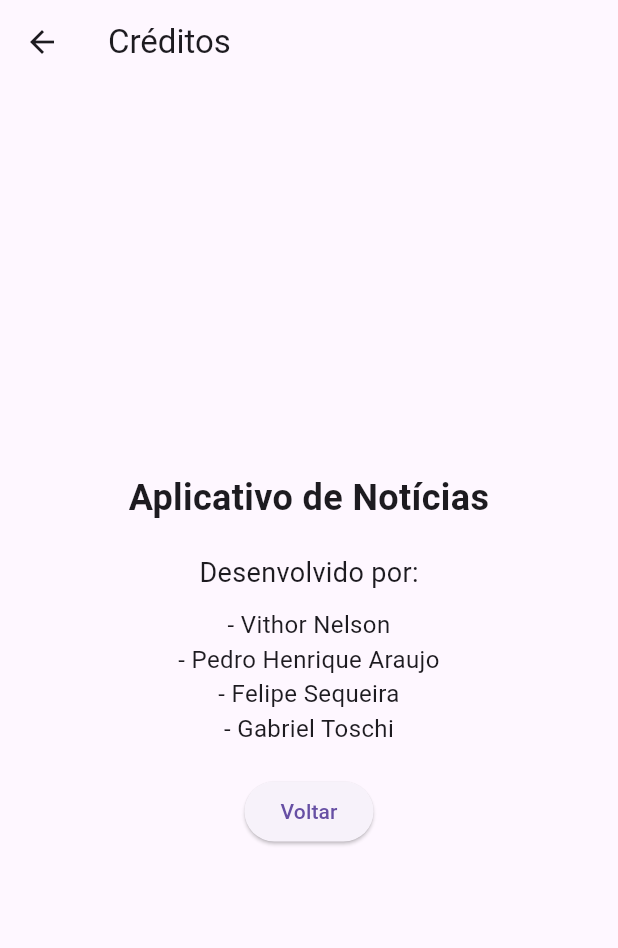
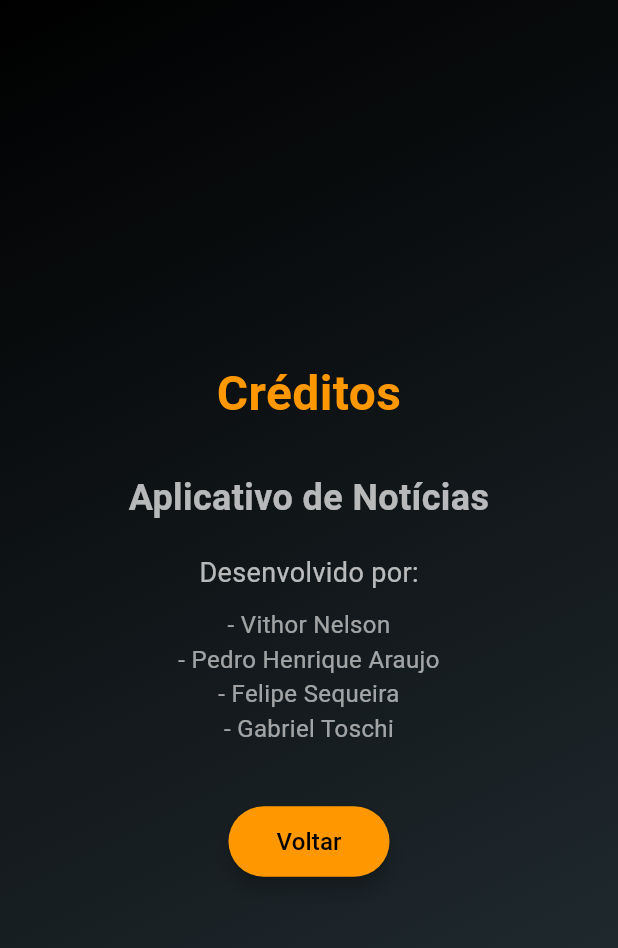
Before and after one commit to VithorNelson/sabernews, a Flutter app: the NewsPage screen opened directly, after a tap on the "info" icon, on a phone screen of 412 x 824 dp. Shown: the top 948 px of the screen. Run offline on Flutter 3.47's test engine with Material 3 defaults, Android fonts, the phone set to English and light mode, and no system bars; our stand-ins replace webview_flutter; network calls fail.

Commit message:
versão 7(botão funcionando)

```diff
--- a/lib/creditos.dart
+++ b/lib/creditos.dart
@@ -6,42 +6,83 @@ class CreditsPage extends StatelessWidget {
   @override
   Widget build(BuildContext context) {
     return Scaffold(
-      appBar: AppBar(
-        title: const Text('Créditos'),
+      body: Container(
+        decoration: BoxDecoration(
+          gradient: LinearGradient(
+            colors: [Colors.black, Colors.blueGrey.shade900], // Fundo em gradiente
+            begin: Alignment.topLeft,
+            end: Alignment.bottomRight,
           ),
-      body: Center(
+        ),
+        child: Center(
           child: Padding(
             padding: const EdgeInsets.all(16.0),
             child: Column(
               mainAxisAlignment: MainAxisAlignment.center,
+              crossAxisAlignment: CrossAxisAlignment.center,
               children: [
+                // Título
+                const Text(
+                  'Créditos',
+                  style: TextStyle(
+                    fontSize: 32,
+                    fontWeight: FontWeight.bold,
+                    color: Colors.orange, // Destaque semelhante à tela inicial
+                  ),
+                  textAlign: TextAlign.center,
+                ),
+                const SizedBox(height: 30),
+                // Nome do app
                 const Text(
                   'Aplicativo de Notícias',
                   style: TextStyle(
                     fontSize: 24,
                     fontWeight: FontWeight.bold,
+                    color: Colors.white70,
                   ),
                   textAlign: TextAlign.center,
                 ),
                 const SizedBox(height: 20),
+                // Texto introdutório
                 const Text(
                   'Desenvolvido por:',
-                style: TextStyle(fontSize: 18),
+                  style: TextStyle(
+                    fontSize: 18,
+                    color: Colors.white70,
+                  ),
                 ),
                 const SizedBox(height: 10),
+                // Lista de desenvolvedores
                 const Text(
                   '- Vithor Nelson\n- Pedro Henrique Araujo\n- Felipe Sequeira\n- Gabriel Toschi',
-                style: TextStyle(fontSize: 16),
+                  style: TextStyle(
+                    fontSize: 16,
+                    color: Colors.white60,
+                  ),
                   textAlign: TextAlign.center,
                 ),
-              const SizedBox(height: 20),
+                const SizedBox(height: 40),
+                // Botão estilizado
                 ElevatedButton(
+                  style: ElevatedButton.styleFrom(
+                    padding: const EdgeInsets.symmetric(horizontal: 32, vertical: 12),
+                    backgroundColor: Colors.orange, // Cor laranja para combinar com o tema
+                    foregroundColor: Colors.black, // Contraste do texto
+                    shape: RoundedRectangleBorder(
+                      borderRadius: BorderRadius.circular(25),
+                    ),
+                    elevation: 5,
+                  ),
                   onPressed: () {
-                  Navigator.pop(context);
+                    Navigator.pop(context); // Retorna à página anterior
                   },
-                child: const Text('Voltar'),
+                  child: const Text(
+                    'Voltar',
+                    style: TextStyle(fontSize: 16),
+                  ),
                 ),
               ],
+            ),
           ),
         ),
       ),
--- a/lib/news_page.dart
+++ b/lib/news_page.dart
@@ -2,8 +2,8 @@ import 'dart:async';
 import 'dart:convert';
 import 'package:flutter/material.dart';
 import 'package:http/http.dart' as http;
-import 'package:url_launcher/url_launcher.dart';
-import 'creditos.dart'; // Importe a página de créditos
+import 'article_webview.dart';
+import 'creditos.dart';
 
 class NewsPage extends StatefulWidget {
   const NewsPage({super.key});
@@ -44,81 +44,41 @@ class NewsPageState extends State<NewsPage> {
       if (response.statusCode == 200) {
         final data = jsonDecode(response.body);
 
-        if (data['articles'] != null && data['articles'].isNotEmpty) {
         setState(() {
-            articles = data['articles'];
+          articles = (data['articles'] ?? []).where((article) {
+            return article['title'] != null && article['url'] != null;
+          }).toList();
 
-            // Ordenar as notícias por data (mais recente primeiro)
+          // Ordena as notícias por data de publicação (mais recente primeiro)
           articles.sort((a, b) {
-              final dateA =
-                  DateTime.tryParse(a['publishedAt'] ?? '') ?? DateTime(0);
-              final dateB =
-                  DateTime.tryParse(b['publishedAt'] ?? '') ?? DateTime(0);
-              return dateB.compareTo(dateA);
+            final dateA = DateTime.tryParse(a['publishedAt'] ?? '') ?? DateTime(0);
+            final dateB = DateTime.tryParse(b['publishedAt'] ?? '') ?? DateTime(0);
+            return dateB.compareTo(dateA); // Ordenando de forma decrescente
           });
 
           isLoading = false;
         });
       } else {
-          print('Nenhuma notícia encontrada!');
-          setState(() {
-            isLoading = false;
-          });
-        }
-      } else {
-        print('Erro na API: ${response.statusCode}');
         setState(() {
           isLoading = false;
         });
       }
     } catch (e) {
-      print('Erro ao fazer requisição: $e');
       setState(() {
         isLoading = false;
       });
     }
   }
 
-  Future<void> openArticle(String url) async {
-    final Uri uri = Uri.parse(url);
-
-    // Verifica o URL antes de tentar abrir
-    print("Tentando abrir URL: $url");
-
-    // Se o link não começar com http ou https, adicione o prefixo
-    if (!url.startsWith('http://') && !url.startsWith('https://')) {
-      print('Adicionando prefixo http:// ao link.');
-      url = 'http://$url'; // Tenta adicionar o prefixo se faltar
+  void openArticle(String url) {
+    Navigator.push(
+      context,
+      MaterialPageRoute(
+        builder: (context) => ArticleWebView(url: url),
+      ),
+    );
   }
 
-    final Uri fixedUri = Uri.parse(url);
-
-    // Imprime o URL corrigido para depuração
-    print("URL corrigido: $url");
-
-    if (await canLaunchUrl(fixedUri)) {
-      await launchUrl(fixedUri, mode: LaunchMode.externalApplication);
-    } else {
-      print('Não foi possível abrir o link: $url');
-      ScaffoldMessenger.of(context).showSnackBar(
-        const SnackBar(content: Text('Erro ao abrir o artigo.')),
-      );
-    }
-  }
-
-
-  String getArticleSummary(Map article) {
-    // Verifica se existe uma descrição disponível
-    if (article['description'] != null && article['description'].isNotEmpty) {
-      return article['description'];
-    }
-
-    // Caso não haja descrição, usa os primeiros 100 caracteres do título como resumo
-    final title = article['title'] ?? 'Sem título';
-    return title.length > 100 ? '${title.substring(0, 100)}...' : title;
-  }
-
-  // Função para navegar até a página de créditos
   void openCreditsPage(BuildContext context) {
     Navigator.push(
       context,
@@ -131,35 +91,70 @@ class NewsPageState extends State<NewsPage> {
   @override
   Widget build(BuildContext context) {
     return Scaffold(
+      extendBodyBehindAppBar: true,
       appBar: AppBar(
-        title: const Text('Notícias'),
+        backgroundColor: Colors.transparent,
+        elevation: 0,
+        title: const Text(
+          'Notícias',
+          style: TextStyle(
+            fontSize: 24,
+            fontWeight: FontWeight.bold,
+            color: Colors.white,
+          ),
+        ),
         actions: [
           IconButton(
-            icon: const Icon(Icons.info),
-            onPressed: () => openCreditsPage(context), // Navegar para a página de créditos
+            icon: const Icon(Icons.info, color: Colors.white),
+            onPressed: () => openCreditsPage(context),
             tooltip: 'Créditos',
           ),
         ],
       ),
-      body: isLoading
-          ? const Center(child: CircularProgressIndicator())
+      body: Container(
+        decoration: BoxDecoration(
+          gradient: LinearGradient(
+            colors: [Colors.black, Colors.blueGrey.shade900],
+            begin: Alignment.topLeft,
+            end: Alignment.bottomRight,
+          ),
+        ),
+        child: isLoading
+            ? const Center(child: CircularProgressIndicator(color: Colors.orange))
             : RefreshIndicator(
-        onRefresh: fetchNews, // Atualização manual ao puxar para baixo
-        child: articles.isEmpty
-            ? const Center(child: Text('Nenhuma notícia encontrada'))
-            : ListView.builder(
+          onRefresh: fetchNews,
+          child: Column(
+            children: [
+              const SizedBox(height: 80), // Espaço para o título e AppBar
+              articles.isEmpty
+                  ? const Center(
+                child: Text(
+                  'Nenhuma notícia encontrada.',
+                  style: TextStyle(color: Colors.white70, fontSize: 18),
+                ),
+              )
+                  : Expanded(
+                child: ListView.builder(
+                  padding: const EdgeInsets.all(16),
                   itemCount: articles.length,
                   itemBuilder: (context, index) {
                     final article = articles[index];
-            final summary = getArticleSummary(article);
                     return Card(
-              margin: const EdgeInsets.all(10.0),
+                      color: Colors.white.withOpacity(0.1), // Cor com transparência
+                      shape: RoundedRectangleBorder(
+                        borderRadius: BorderRadius.circular(20),
+                      ),
+                      margin: const EdgeInsets.symmetric(vertical: 10),
+                      elevation: 5, // Sombra para efeito de profundidade
+                      shadowColor: Colors.black.withOpacity(0.4), // Sombra mais suave
                       child: Column(
                         crossAxisAlignment: CrossAxisAlignment.start,
                         children: [
                           if (article['urlToImage'] != null)
                             ClipRRect(
-                      borderRadius: BorderRadius.circular(10.0),
+                              borderRadius: const BorderRadius.vertical(
+                                top: Radius.circular(20),
+                              ),
                               child: Image.network(
                                 article['urlToImage'],
                                 height: 200,
@@ -168,7 +163,7 @@ class NewsPageState extends State<NewsPage> {
                               ),
                             ),
                           Padding(
-                    padding: const EdgeInsets.all(10.0),
+                            padding: const EdgeInsets.all(12.0),
                             child: Column(
                               crossAxisAlignment: CrossAxisAlignment.start,
                               children: [
@@ -177,38 +172,32 @@ class NewsPageState extends State<NewsPage> {
                                   style: const TextStyle(
                                     fontWeight: FontWeight.bold,
                                     fontSize: 18,
+                                    color: Colors.white, // Texto branco
                                   ),
                                 ),
-                        const SizedBox(height: 5),
+                                const SizedBox(height: 8),
                                 Text(
-                          summary,
+                                  article['description'] ?? 'Descrição não disponível',
                                   style: const TextStyle(
-                            color: Colors.black87,
+                                    color: Colors.white70, // Cor do texto mais suave
                                     fontSize: 14,
                                   ),
                                 ),
-                        const SizedBox(height: 10),
-                        Text(
-                          article['publishedAt'] ??
-                              'Data não disponível',
-                          style: const TextStyle(color: Colors.grey),
-                        ),
-                        const SizedBox(height: 10),
+                                const SizedBox(height: 12),
                                 Align(
                                   alignment: Alignment.centerRight,
                                   child: ElevatedButton.icon(
-                            onPressed: () {
-                              final url = article['url'] ?? '';
-                              if (url.isNotEmpty) {
-                                openArticle(url);
-                              } else {
-                                print('URL não disponível');
-                              }
-                            },
+                                    onPressed: () => openArticle(
+                                        article['url'] ?? ''),
                                     icon: const Icon(Icons.open_in_browser),
                                     label: const Text('Abrir Artigo'),
                                     style: ElevatedButton.styleFrom(
-                              backgroundColor: Colors.blue,
+                                      backgroundColor: Colors.orange,
+                                      foregroundColor: Colors.black,
+                                      shape: RoundedRectangleBorder(
+                                        borderRadius:
+                                        BorderRadius.circular(20),
+                                      ),
                                     ),
                                   ),
                                 ),
@@ -221,6 +210,10 @@ class NewsPageState extends State<NewsPage> {
                   },
                 ),
               ),
+            ],
+          ),
+        ),
+      ),
     );
   }
 }
--- a/pubspec.yaml
+++ b/pubspec.yaml
@@ -33,6 +33,8 @@ dependencies:
   http: ^0.13.3
   translator: ^0.1.7
   url_launcher: ^6.1.7
+  webview_flutter: ^4.2.1
+
 
 
 
```
Also changed, not shown: lib/article_webview.dart (added, +33 -0 lines). Lines whose indentation alone changed are shown as unchanged.
